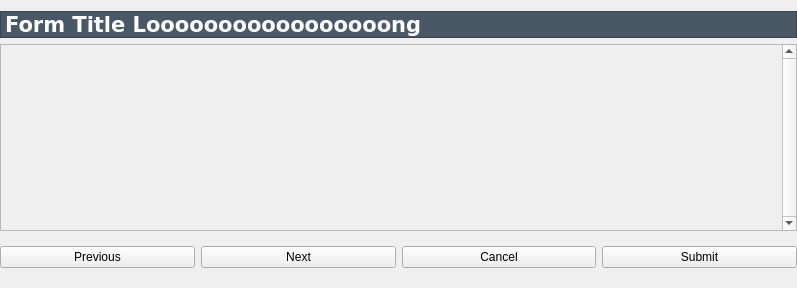
Before: the Qt Designer form resources/form.ui in lesca-research/piccel, drawn with Qt 5.
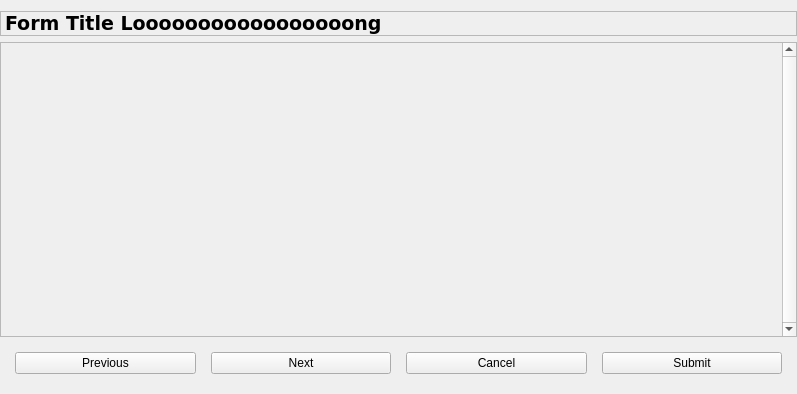
After: the same form once the commit is applied.

Commit message: Improve app style

```diff
--- a/resources/form.ui
+++ b/resources/form.ui
@@ -7,7 +7,7 @@
     <x>0</x>
     <y>0</y>
     <width>797</width>
-    <height>288</height>
+    <height>394</height>
    </rect>
   </property>
   <property name="windowTitle">
@@ -28,16 +28,15 @@
        <verstretch>0</verstretch>
       </sizepolicy>
      </property>
-     <property name="styleSheet">
-      <string notr="true">background-color: rgb(73, 88, 103);
-color: rgb(255, 255, 255);</string>
-     </property>
      <property name="frameShape">
       <enum>QFrame::StyledPanel</enum>
      </property>
      <property name="frameShadow">
       <enum>QFrame::Raised</enum>
      </property>
+     <property name="title" stdset="0">
+      <bool>true</bool>
+     </property>
      <layout class="QHBoxLayout" name="horizontalLayout">
       <property name="leftMargin">
        <number>4</number>
@@ -62,7 +61,7 @@
         <property name="font">
          <font>
           <family>Verdana</family>
-          <pointsize>16</pointsize>
+          <pointsize>14</pointsize>
           <weight>75</weight>
           <bold>true</bold>
          </font>
@@ -82,6 +81,9 @@
         <property name="textInteractionFlags">
          <set>Qt::TextSelectableByMouse</set>
         </property>
+        <property name="title" stdset="0">
+         <bool>true</bool>
+        </property>
        </widget>
       </item>
       <item>
@@ -139,7 +141,7 @@
         <x>0</x>
         <y>0</y>
         <width>784</width>
-        <height>164</height>
+        <height>273</height>
        </rect>
       </property>
       <property name="sizePolicy">
@@ -171,17 +173,23 @@
       <enum>QFrame::Raised</enum>
      </property>
      <layout class="QHBoxLayout" name="horizontalLayout_2">
+      <property name="spacing">
+       <number>15</number>
+      </property>
       <property name="leftMargin">
-       <number>0</number>
+       <number>15</number>
       </property>
       <property name="rightMargin">
-       <number>0</number>
+       <number>15</number>
       </property>
       <item>
        <widget class="QPushButton" name="button_previous">
         <property name="text">
          <string>Previous</string>
         </property>
+        <property name="flat">
+         <bool>false</bool>
+        </property>
        </widget>
       </item>
       <item>
```
Left out of the diff: 2 changed lines with no effect on the pictures. The commit also changes 12 other files.
